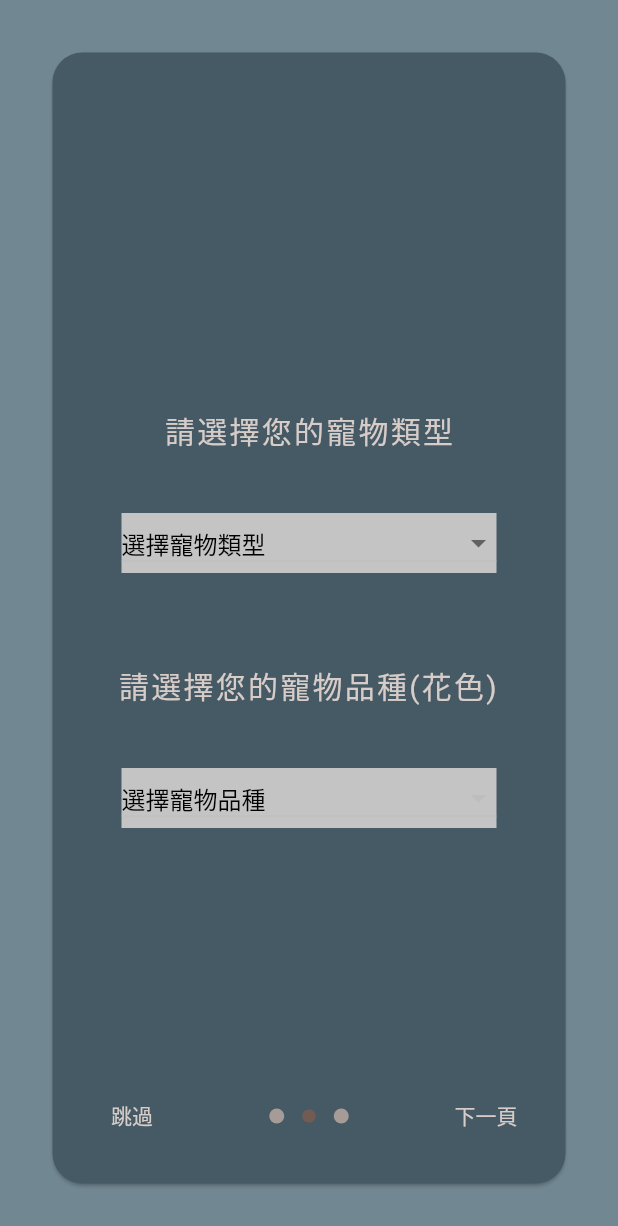
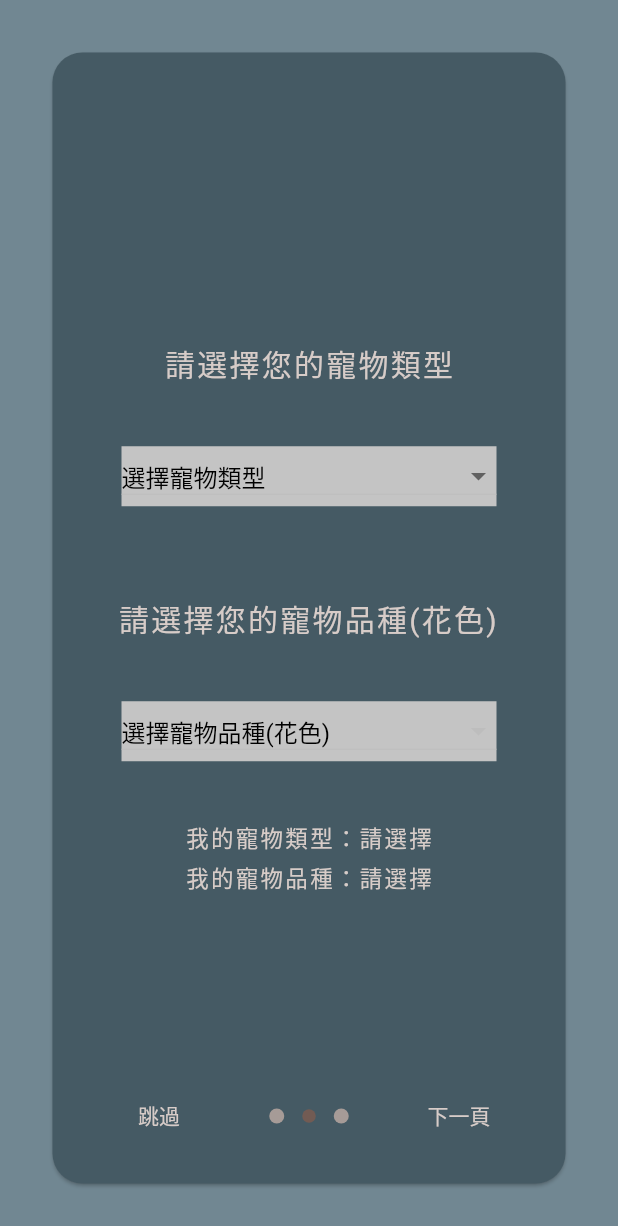
Before and after one commit to rr34tw/pet_diary, a Flutter app: the screen it shows after launch, swiped to page 2, on a phone screen of 412 x 824 dp. Shown: the top 1226 px of the screen. Run offline on Flutter 3.47's test engine with Material 2 defaults, Android fonts, the light colour scheme and no system bars; drawn by our look-alikes of introduction_screen; our stand-ins replace animated_splash_screen, hexcolor, image_picker, shared_preferences.

Commit message:
Let user can enter the type and breed of pet by themselves

```diff
--- a/lib/intro_page.dart
+++ b/lib/intro_page.dart
@@ -13,13 +13,80 @@ class _IntroPageState extends State<IntroPage> {
   final introKey = GlobalKey<IntroductionScreenState>();
   String? _petType;
   String? _petBreeds;
-  //var myPetType, myPetBreeds;
+  TextEditingController petTypeController = TextEditingController();
+  TextEditingController petBreedsController = TextEditingController();
+  String myPetType = '請選擇';
+  String myPetBreeds = '請選擇';
 
   List<String> _default = [];
-  List<String> _dogBreeds = ['柯基', '臘腸', '吉娃娃', '馬爾濟斯', '拉不拉多'];
-  List<String> _catBreeds = ['虎斑', '金吉拉', '波斯貓', '橘貓', '玳瑁'];
-  List<String> _rabbitBreeds = ['道奇兔', '獅子兔', '家兔', '銀狐'];
-  List<String> _turtleBreeds = ['巴西龜', '象龜', '蛇龜'];
+  List<String> _dogBreeds = [
+    '博美',
+    '法鬥',
+    '臘腸',
+    '貴賓',
+    '柯基',
+    '柴犬',
+    '比熊犬',
+    '巴哥犬',
+    '米格魯',
+    '牧羊犬',
+    '哈士奇',
+    '吉娃娃',
+    '薩摩耶',
+    '雪納瑞',
+    '約克夏',
+    '蝴蝶犬',
+    '馬爾濟斯',
+    '拉不拉多',
+    '黃金獵犬',
+    '自行輸入'
+  ];
+  List<String> _catBreeds = [
+    '虎斑貓',
+    '波斯貓',
+    '玳瑁貓',
+    '暹羅貓',
+    '布偶貓',
+    '三色貓',
+    '迷克斯',
+    '曼赤肯貓',
+    '美國短毛貓',
+    '英國短毛貓',
+    '自行輸入'
+  ];
+  List<String> _rabbitBreeds = [
+    '道奇兔',
+    '海棠兔',
+    '獅子兔',
+    '銀貂兔',
+    '香檳兔',
+    '奶油兔',
+    '銀狐兔',
+    '斑點兔',
+    '金吉拉兔',
+    '安哥拉兔',
+    '比利時兔',
+    '黃暹羅兔',
+    '黑暹羅兔',
+    '白暹羅兔',
+    '波蘭白兔',
+    '雷克斯兔',
+    '長毛垂耳兔',
+    '短毛垂耳兔',
+    '紐西蘭大白兔',
+    '自行輸入'
+  ];
+  List<String> _turtleBreeds = [
+    '蛋龜',
+    '擬鱷龜',
+    '平胸龜',
+    '中華花龜',
+    '中華草龜',
+    '黃喉擬水龜',
+    '巴西紅耳龜',
+    '三線閉殼龜',
+    '自行輸入'
+  ];
 
   void _onIntroEnd(context) {
     Navigator.of(context).pushReplacement(new MaterialPageRoute(
@@ -46,7 +113,6 @@ class _IntroPageState extends State<IntroPage> {
                 style: TextStyle(
                   color: HexColor('#D7CCC8'),
                   fontSize: 20,
-                  fontFamily: 'Roboto',
                   letterSpacing: 1.5,
                 ),
               ),
@@ -67,7 +133,6 @@ class _IntroPageState extends State<IntroPage> {
                 style: TextStyle(
                   color: HexColor('#D7CCC8'),
                   fontSize: 20,
-                  fontFamily: 'Roboto',
                   letterSpacing: 1.5,
                 ),
               ),
@@ -79,31 +144,69 @@ class _IntroPageState extends State<IntroPage> {
                 alignment: Alignment.center,
                 child: DropdownButton<String>(
                   isExpanded: true,
+                  dropdownColor: HexColor('#C4C4C4'),
                   value: _petType,
                   onChanged: (value) {
                     setState(() {
                       _petType = value;
                     });
+                    myPetBreeds = "請選擇";
                     _default.clear();
                     switch (_petType) {
                       case "狗狗":
+                        myPetType = "狗狗";
                         _default.addAll(_dogBreeds);
                         break;
                       case "貓咪":
+                        myPetType = "貓咪";
                         _default.addAll(_catBreeds);
                         break;
                       case "兔子":
+                        myPetType = "兔子";
                         _default.addAll(_rabbitBreeds);
                         break;
                       case "烏龜":
+                        myPetType = "烏龜";
                         _default.addAll(_turtleBreeds);
                         break;
                       case "其他":
-                        print("自行輸入");
+                        _default.add("自行輸入");
+                        showDialog(
+                            context: context,
+                            builder: (BuildContext context) {
+                              return AlertDialog(
+                                title: Text('自行輸入寵物類型'),
+                                actions: <Widget>[
+                                  TextFormField(
+                                    controller: petTypeController,
+                                    decoration: const InputDecoration(
+                                      icon: Icon(Icons.pets),
+                                      hintText: '請輸入寵物的類型',
+                                    ),
+                                  ),
+                                  Row(
+                                      mainAxisAlignment: MainAxisAlignment.end,
+                                      children: <Widget>[
+                                        TextButton(
+                                          onPressed: () =>
+                                              Navigator.pop(context, 'Cancel'),
+                                          child: const Text('取消'),
+                                        ),
+                                        TextButton(
+                                          onPressed: () {
+                                            Navigator.pop(context, 'OK');
+                                          },
+                                          child: const Text('確定'),
+                                        ),
+                                      ]),
+                                ],
+                              );
+                            });
                         break;
                       default:
                         _default.clear();
                     }
+                    _petBreeds = null;
                   },
                   items: <String>['狗狗', '貓咪', '兔子', '烏龜', '其他']
                       .map<DropdownMenuItem<String>>((String type) {
@@ -127,7 +230,6 @@ class _IntroPageState extends State<IntroPage> {
                 style: TextStyle(
                   color: HexColor('#D7CCC8'),
                   fontSize: 20,
-                  fontFamily: 'Roboto',
                   letterSpacing: 1.5,
                 ),
               ),
@@ -139,7 +241,7 @@ class _IntroPageState extends State<IntroPage> {
                 alignment: Alignment.center,
                 child: DropdownButton(
                   hint: Text(
-                    "選擇寵物品種",
+                    "選擇寵物品種(花色)",
                     style: TextStyle(
                       color: HexColor('#000000'),
                     ),
@@ -150,7 +252,45 @@ class _IntroPageState extends State<IntroPage> {
                   onChanged: (String? value) {
                     setState(() {
                       _petBreeds = value;
+                      myPetBreeds = value.toString();
                     });
+                    switch (value) {
+                      case "自行輸入":
+                        showDialog(
+                            context: context,
+                            builder: (BuildContext context) {
+                              return AlertDialog(
+                                title: Text('自行輸入寵物品種(花色)'),
+                                actions: <Widget>[
+                                  TextFormField(
+                                    controller: petBreedsController,
+                                    decoration: const InputDecoration(
+                                      icon: Icon(Icons.pets),
+                                      hintText: '請輸入寵物的品種(花色)',
+                                    ),
+                                  ),
+                                  Row(
+                                      mainAxisAlignment: MainAxisAlignment.end,
+                                      children: <Widget>[
+                                        TextButton(
+                                          onPressed: () =>
+                                              Navigator.pop(context, 'Cancel'),
+                                          child: const Text('取消'),
+                                        ),
+                                        TextButton(
+                                          onPressed: () {
+                                            Navigator.pop(context, 'OK');
+                                          },
+                                          child: const Text('確定'),
+                                        ),
+                                      ]),
+                                ],
+                              );
+                            });
+                        break;
+                      default:
+                        print("default_breeds");
+                    }
                   },
                   items: _default.map<DropdownMenuItem<String>>((breeds) {
                     return DropdownMenuItem<String>(
@@ -160,6 +300,26 @@ class _IntroPageState extends State<IntroPage> {
                   }).toList(),
                 ),
               ),
+              SizedBox(height: 40),
+              Column(children: <Widget>[
+                Text(
+                  '我的寵物類型：$myPetType',
+                  style: TextStyle(
+                    color: HexColor('#D7CCC8'),
+                    fontSize: 15,
+                    letterSpacing: 1.5,
+                  ),
+                ),
+                SizedBox(height: 5),
+                Text(
+                  '我的寵物品種：$myPetBreeds',
+                  style: TextStyle(
+                    color: HexColor('#D7CCC8'),
+                    fontSize: 15,
+                    letterSpacing: 1.5,
+                  ),
+                ),
+              ])
             ],
           ),
           margin: EdgeInsets.all(35.0),
@@ -178,7 +338,6 @@ class _IntroPageState extends State<IntroPage> {
                 style: TextStyle(
                   color: HexColor('#D7CCC8'),
                   fontSize: 20,
-                  fontFamily: 'Roboto',
                   letterSpacing: 1.5,
                 ),
               ),
@@ -260,12 +419,12 @@ class _IntroPageState extends State<IntroPage> {
       /* Skip Button */
       skip: const Text('跳過'),
       showSkipButton: true,
-      skipFlex: 0,
+      skipFlex: 1,
 
       /* Next Button */
       next: const Text('下一頁'),
       showNextButton: true,
-      nextFlex: 0,
+      nextFlex: 1,
 
       /* Done Button */
       done: const Text('完成'),
@@ -278,6 +437,7 @@ class _IntroPageState extends State<IntroPage> {
         color: HexColor("#A69B97"),
         activeColor: HexColor("#725b53"),
       ),
+      dotsFlex: 1,
     );
   }
 }
```
